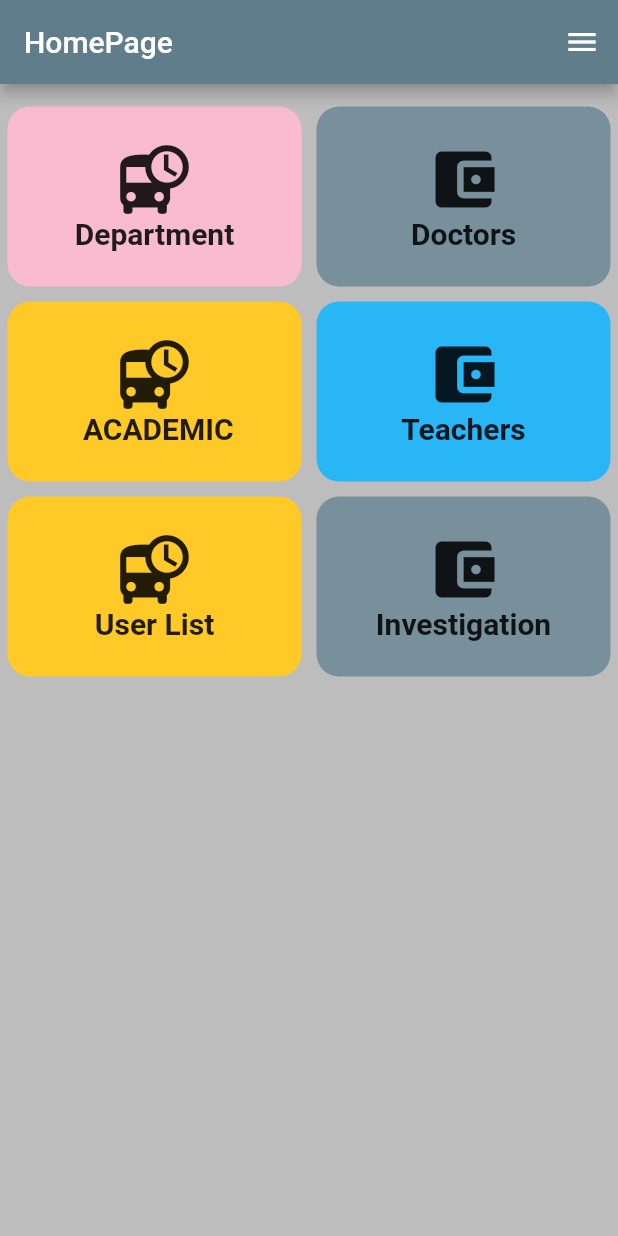
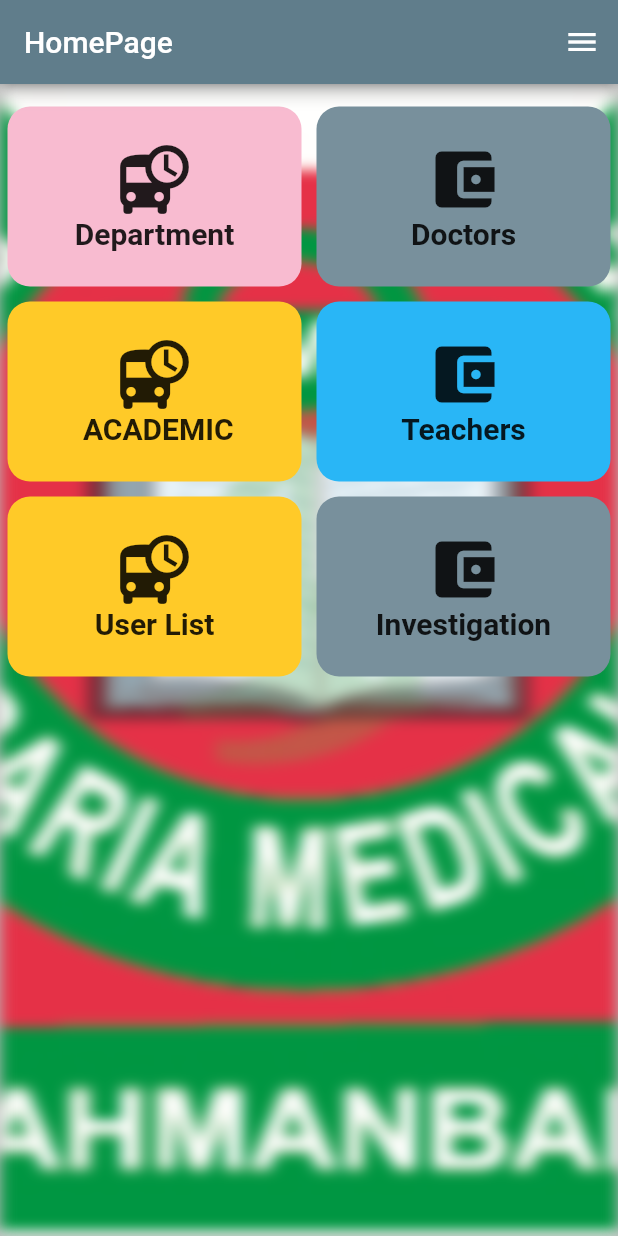
Before and after one commit to mostafiz9900/bmcah, a Flutter app: the screen it shows after launch, on a phone screen of 412 x 824 dp. Run offline on Flutter 3.47's test engine with Material 2 defaults, Android fonts, the phone set to English and light mode, and no system bars; our stand-ins replace firebase_auth, firebase_core, fluttertoast; accounts and stored records are empty.

Commit message:
back img

```diff
--- a/lib/screens/home.dart
+++ b/lib/screens/home.dart
@@ -1,3 +1,5 @@
+import 'dart:ui';
+
 import 'package:bmcah/config/routes.dart';
 import 'package:bmcah/constants/app_constants.dart';
 import 'package:bmcah/repositories/teacher_repo.dart';
@@ -13,8 +15,20 @@ class HomePage extends StatelessWidget {
       appBar: AppBar(
         title: Text('HomePage'),
       ),
-      body: SingleChildScrollView(
-        child: Column(
+      body:SizedBox(
+        height: MediaQuery.of(context).size.height,
+        width: double.maxFinite,
+        child: Stack(
+      fit: StackFit.expand,
+      children: [
+        ImageFiltered(
+          imageFilter: ImageFilter.blur(sigmaX: 5, sigmaY: 4),
+          child: Image.asset(
+            'assets/images/logo.png',
+            fit: BoxFit.cover,
+          ),
+        ),
+        Column(
           crossAxisAlignment: CrossAxisAlignment.start,
           mainAxisAlignment: MainAxisAlignment.start,
           children: [
@@ -107,7 +121,11 @@ class HomePage extends StatelessWidget {
             ),
           ],
         ),
+      ],
+        ),
       ),
+
+
     );
   }
 
```
